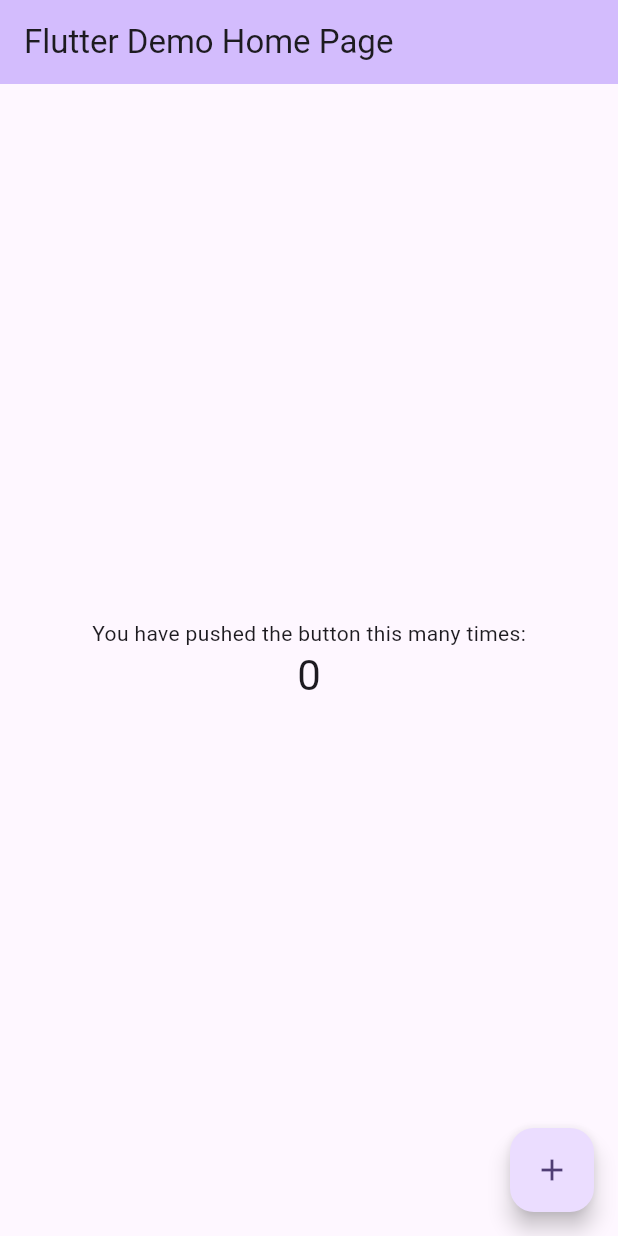
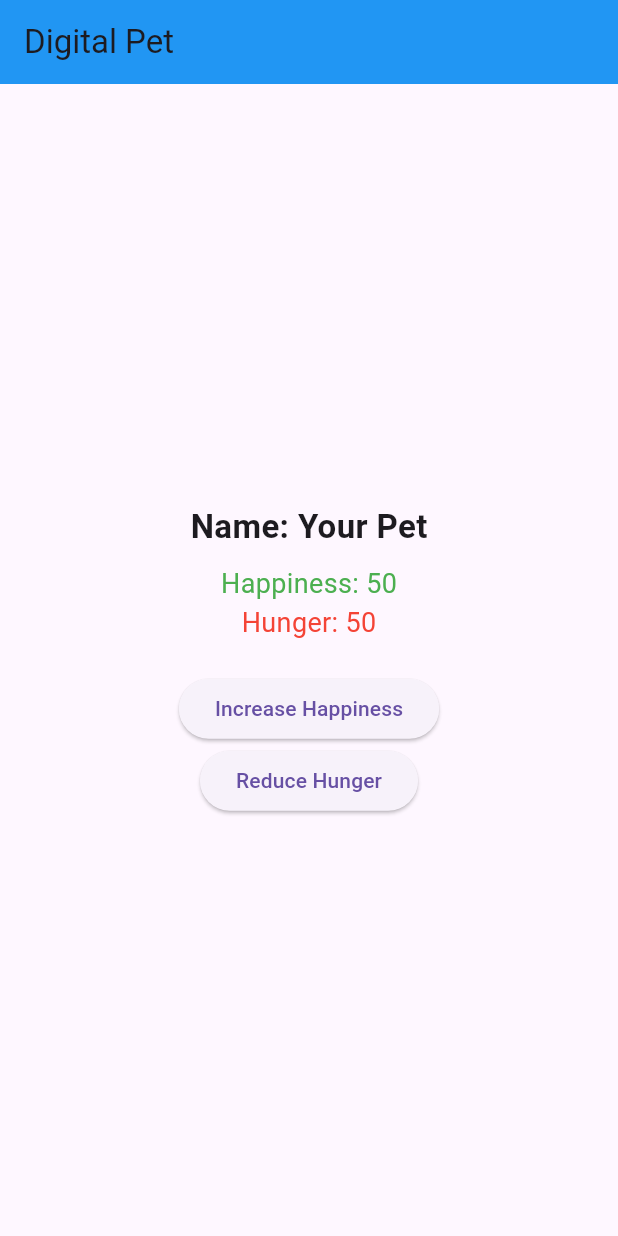
Before and after one commit to Mack-ux/InClass5, a Flutter app: the screen it shows after launch, on a phone screen of 412 x 824 dp. Run offline on Flutter 3.47's test engine with Material 3 defaults, Android fonts, the phone set to English and light mode, and no system bars.

Commit message:
converted to satefulwidget and added happiness & hunger

```diff
--- a/lib/main.dart
+++ b/lib/main.dart
@@ -1,125 +1,70 @@
 import 'package:flutter/material.dart';
 
 void main() {
-  runApp(const MyApp());
+  runApp(DigitalPetApp());
 }
 
-class MyApp extends StatelessWidget {
-  const MyApp({super.key});
+class DigitalPetApp extends StatefulWidget {
+  @override
+  _DigitalPetAppState createState() => _DigitalPetAppState();
+}
 
-  // This widget is the root of your application.
+class _DigitalPetAppState extends State<DigitalPetApp> {
+  String petName = "Your Pet"; // Default pet name
+  int happinessLevel = 50; // Pet's happiness (0-100)
+  int hungerLevel = 50; // Pet's hunger (0-100)
+
   @override
   Widget build(BuildContext context) {
     return MaterialApp(
-      title: 'Flutter Demo',
+      debugShowCheckedModeBanner: false,
+      title: 'Digital Pet',
       theme: ThemeData(
-        // This is the theme of your application.
-        //
-        // TRY THIS: Try running your application with "flutter run". You'll see
-        // the application has a purple toolbar. Then, without quitting the app,
-        // try changing the seedColor in the colorScheme below to Colors.green
-        // and then invoke "hot reload" (save your changes or press the "hot
-        // reload" button in a Flutter-supported IDE, or press "r" if you used
-        // the command line to start the app).
-        //
-        // Notice that the counter didn't reset back to zero; the application
-        // state is not lost during the reload. To reset the state, use hot
-        // restart instead.
-        //
-        // This works for code too, not just values: Most code changes can be
-        // tested with just a hot reload.
-        colorScheme: ColorScheme.fromSeed(seedColor: Colors.deepPurple),
-        useMaterial3: true,
+        primarySwatch: Colors.blue,
       ),
-      home: const MyHomePage(title: 'Flutter Demo Home Page'),
-    );
-  }
-}
-
-class MyHomePage extends StatefulWidget {
-  const MyHomePage({super.key, required this.title});
-
-  // This widget is the home page of your application. It is stateful, meaning
-  // that it has a State object (defined below) that contains fields that affect
-  // how it looks.
-
-  // This class is the configuration for the state. It holds the values (in this
-  // case the title) provided by the parent (in this case the App widget) and
-  // used by the build method of the State. Fields in a Widget subclass are
-  // always marked "final".
-
-  final String title;
-
-  @override
-  State<MyHomePage> createState() => _MyHomePageState();
-}
-
-class _MyHomePageState extends State<MyHomePage> {
-  int _counter = 0;
-
-  void _incrementCounter() {
-    setState(() {
-      // This call to setState tells the Flutter framework that something has
-      // changed in this State, which causes it to rerun the build method below
-      // so that the display can reflect the updated values. If we changed
-      // _counter without calling setState(), then the build method would not be
-      // called again, and so nothing would appear to happen.
-      _counter++;
-    });
-  }
-
-  @override
-  Widget build(BuildContext context) {
-    // This method is rerun every time setState is called, for instance as done
-    // by the _incrementCounter method above.
-    //
-    // The Flutter framework has been optimized to make rerunning build methods
-    // fast, so that you can just rebuild anything that needs updating rather
-    // than having to individually change instances of widgets.
-    return Scaffold(
+      home: Scaffold(
         appBar: AppBar(
-        // TRY THIS: Try changing the color here to a specific color (to
-        // Colors.amber, perhaps?) and trigger a hot reload to see the AppBar
-        // change color while the other colors stay the same.
-        backgroundColor: Theme.of(context).colorScheme.inversePrimary,
-        // Here we take the value from the MyHomePage object that was created by
-        // the App.build method, and use it to set our appbar title.
-        title: Text(widget.title),
+          title: Text('Digital Pet'),
+          backgroundColor: Colors.blue,
         ),
         body: Center(
-        // Center is a layout widget. It takes a single child and positions it
-        // in the middle of the parent.
           child: Column(
-          // Column is also a layout widget. It takes a list of children and
-          // arranges them vertically. By default, it sizes itself to fit its
-          // children horizontally, and tries to be as tall as its parent.
-          //
-          // Column has various properties to control how it sizes itself and
-          // how it positions its children. Here we use mainAxisAlignment to
-          // center the children vertically; the main axis here is the vertical
-          // axis because Columns are vertical (the cross axis would be
-          // horizontal).
-          //
-          // TRY THIS: Invoke "debug painting" (choose the "Toggle Debug Paint"
-          // action in the IDE, or press "p" in the console), to see the
-          // wireframe for each widget.
             mainAxisAlignment: MainAxisAlignment.center,
-          children: <Widget>[
-            const Text(
-              'You have pushed the button this many times:',
+            children: [
+              Text(
+                'Name: $petName',
+                style: TextStyle(fontSize: 22, fontWeight: FontWeight.bold),
+              ),
+              SizedBox(height: 10),
+              Text(
+                'Happiness: $happinessLevel',
+                style: TextStyle(fontSize: 18, color: Colors.green),
               ),
               Text(
-              '$_counter',
-              style: Theme.of(context).textTheme.headlineMedium,
+                'Hunger: $hungerLevel',
+                style: TextStyle(fontSize: 18, color: Colors.red),
+              ),
+              SizedBox(height: 20),
+              ElevatedButton(
+                onPressed: () {
+                  setState(() {
+                    happinessLevel = (happinessLevel + 5).clamp(0, 100);
+                  });
+                },
+                child: Text('Increase Happiness'),
+              ),
+              ElevatedButton(
+                onPressed: () {
+                  setState(() {
+                    hungerLevel = (hungerLevel - 5).clamp(0, 100);
+                  });
+                },
+                child: Text('Reduce Hunger'),
               ),
             ],
           ),
         ),
-      floatingActionButton: FloatingActionButton(
-        onPressed: _incrementCounter,
-        tooltip: 'Increment',
-        child: const Icon(Icons.add),
-      ), // This trailing comma makes auto-formatting nicer for build methods.
+      ),
     );
   }
 }
```
Lines whose indentation alone changed are shown as unchanged.
